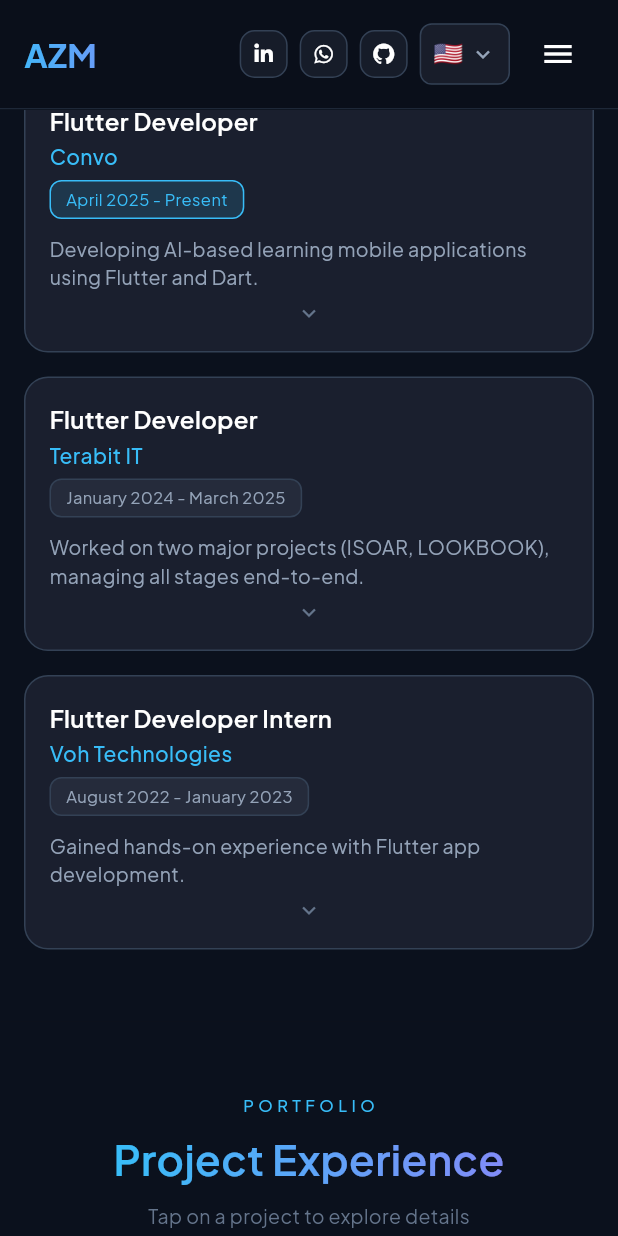
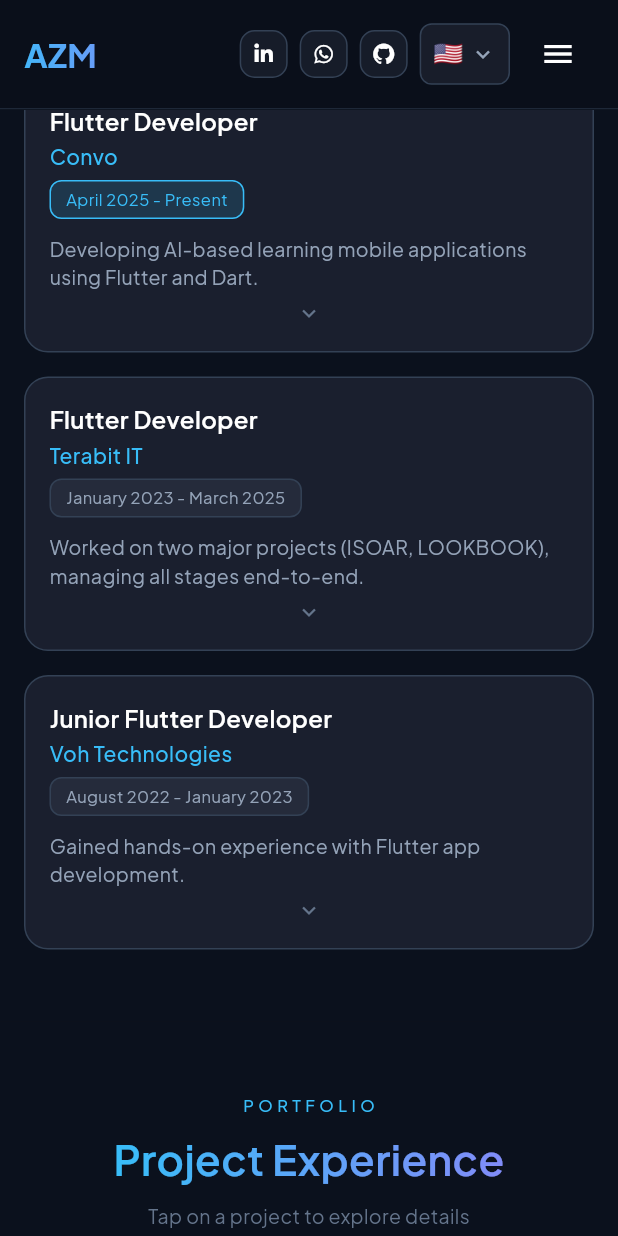
Before and after one commit to Akash-Zaib/akash_portfolio, a Flutter app: the screen it shows after launch, scrolled down 1728 dp, on a phone screen of 412 x 824 dp. Run offline on Flutter 3.47's test engine with Material 3 defaults, Android fonts, the phone set to English and light mode, and no system bars; our stand-ins replace font_awesome_flutter, google_fonts.

Commit message:
pics added

```diff
--- a/lib/config/constants.dart
+++ b/lib/config/constants.dart
@@ -7,7 +7,8 @@ class AppConstants {
   static const String location = 'Islamabad, Pakistan';
 
   // Social Links
-  static const String linkedInUrl = 'https://www.linkedin.com/in/akash-zaib-malik-0a1968248';
+  static const String linkedInUrl =
+      'https://www.linkedin.com/in/akash-zaib-malik-0a1968248';
   static const String githubUrl = 'http://github.com/Akash-Zaib';
   static const String whatsAppNumber = '923056838083';
 
@@ -16,24 +17,30 @@ class AppConstants {
   static const String university = 'Government College University, Faisalabad';
   static const String cgpa = '3.43/4';
 
+  /// Hero / home section profile photo (see `assets/images/`)
+  static const String heroProfileImage = 'assets/images/image.jpg';
+
   // CV URL - Host your CV on Google Drive, Dropbox, or any cloud service
   // To get Google Drive direct link:
   // 1. Upload CV to Google Drive
   // 2. Right-click > Share > Anyone with the link can view
   // 3. Copy link like: https://drive.google.com/file/d/FILE_ID/view?usp=sharing
   // 4. Replace FILE_ID below with your actual file ID
-  static const String cvPath = 'https://drive.google.com/file/d/1fmFOPJvW_3u0TAeNwLaZypcuJBmj17uM/view?usp=sharing';
+  static const String cvPath =
+      'https://drive.google.com/file/d/1fmFOPJvW_3u0TAeNwLaZypcuJBmj17uM/view?usp=sharing';
   static const String cvFileName = 'Akash_Zaib_Malik_CV.pdf';
 
   // Direct download link for CV (for Google Drive, use this format)
   // Replace YOUR_FILE_ID_HERE with actual file ID from Google Drive
-  static const String cvDownloadUrl = 'https://drive.google.com/uc?id=1fmFOPJvW_3u0TAeNwLaZypcuJBmj17uM&export=download';
+  static const String cvDownloadUrl =
+      'https://drive.google.com/uc?id=1fmFOPJvW_3u0TAeNwLaZypcuJBmj17uM&export=download';
 
   // EmailJS Configuration - UPDATE THESE WITH YOUR ACTUAL VALUES
   static const String emailJsServiceId = 'YOUR_SERVICE_ID';
   static const String emailJsTemplateId = 'YOUR_TEMPLATE_ID';
   static const String emailJsPublicKey = 'YOUR_PUBLIC_KEY';
-  static const String emailJsUrl = 'https://api.emailjs.com/api/v1.0/email/send';
+  static const String emailJsUrl =
+      'https://api.emailjs.com/api/v1.0/email/send';
 
   // Skill Tags for Hero Section
   static const List<String> heroTags = [
@@ -41,7 +48,6 @@ class AppConstants {
     'Dart',
     'Firebase',
     'FlutterFlow',
-
   ];
 
   // Responsive Breakpoints
@@ -75,7 +81,8 @@ class AppConstants {
 
 // WhatsApp URL generator
 String getWhatsAppUrl([String? message]) {
-  final defaultMessage = message ?? 'Hello! I found your portfolio and would like to connect.';
+  final defaultMessage =
+      message ?? 'Hello! I found your portfolio and would like to connect.';
   final encodedMessage = Uri.encodeComponent(defaultMessage);
   return 'https://wa.me/${AppConstants.whatsAppNumber}?text=$encodedMessage';
 }
--- a/lib/l10n/app_ar.arb
+++ b/lib/l10n/app_ar.arb
@@ -59,14 +59,14 @@
 
   "expTerabitTitle": "مطور Flutter",
   "expTerabitCompany": "Terabit IT",
-  "expTerabitPeriod": "يناير 2024 - مارس 2025",
+  "expTerabitPeriod": "يناير 2023 - مارس 2025",
   "expTerabitDescription": "عملت على مشروعين رئيسيين (ISOAR، LOOKBOOK).",
   "expTerabitResp1": "طورت تطبيقات Flutter متعددة الأدوار",
   "expTerabitResp2": "نفذت مصادقة Firebase والمراسلة السحابية",
   "expTerabitResp3": "أنشأت تخطيطات متجاوبة وتكيفية",
   "expTerabitResp4": "أنشأت مكونات واجهة مستخدم قابلة لإعادة الاستخدام ونمطية",
 
-  "expVohTitle": "متدرب مطور Flutter",
+  "expVohTitle": "مطور Flutter مبتدئ",
   "expVohCompany": "Voh Technologies",
   "expVohPeriod": "أغسطس 2022 - يناير 2023",
   "expVohDescription": "اكتسبت خبرة عملية في تطوير Flutter.",
--- a/lib/l10n/app_de.arb
+++ b/lib/l10n/app_de.arb
@@ -59,14 +59,14 @@
 
   "expTerabitTitle": "Flutter Entwickler",
   "expTerabitCompany": "Terabit IT",
-  "expTerabitPeriod": "Januar 2024 - März 2025",
+  "expTerabitPeriod": "Januar 2023 - März 2025",
   "expTerabitDescription": "Arbeitete an zwei Hauptprojekten (ISOAR, LOOKBOOK).",
   "expTerabitResp1": "Entwickelte Multi-Rollen Flutter-Anwendungen",
   "expTerabitResp2": "Implementierte Firebase Authentication und Cloud Messaging",
   "expTerabitResp3": "Erstellte responsive und adaptive Layouts",
   "expTerabitResp4": "Erstellte wiederverwendbare und modulare UI-Komponenten",
 
-  "expVohTitle": "Flutter Entwickler Praktikant",
+  "expVohTitle": "Junior Flutter Entwickler",
   "expVohCompany": "Voh Technologies",
   "expVohPeriod": "August 2022 - Januar 2023",
   "expVohDescription": "Sammelte praktische Erfahrung in Flutter-Entwicklung.",
--- a/lib/l10n/app_en.arb
+++ b/lib/l10n/app_en.arb
@@ -59,14 +59,14 @@
 
   "expTerabitTitle": "Flutter Developer",
   "expTerabitCompany": "Terabit IT",
-  "expTerabitPeriod": "January 2024 - March 2025",
+  "expTerabitPeriod": "January 2023 - March 2025",
   "expTerabitDescription": "Worked on two major projects (ISOAR, LOOKBOOK), managing all stages end-to-end.",
   "expTerabitResp1": "Developed multi-role Flutter applications with role-based UI flows",
   "expTerabitResp2": "Implemented Firebase Authentication and Cloud Messaging",
   "expTerabitResp3": "Built responsive and adaptive layouts for multiple devices",
   "expTerabitResp4": "Created reusable and modular UI components",
 
-  "expVohTitle": "Flutter Developer Intern",
+  "expVohTitle": "Junior Flutter Developer",
   "expVohCompany": "Voh Technologies",
   "expVohPeriod": "August 2022 - January 2023",
   "expVohDescription": "Gained hands-on experience with Flutter app development.",
--- a/lib/l10n/app_es.arb
+++ b/lib/l10n/app_es.arb
@@ -59,14 +59,14 @@
 
   "expTerabitTitle": "Desarrollador Flutter",
   "expTerabitCompany": "Terabit IT",
-  "expTerabitPeriod": "Enero 2024 - Marzo 2025",
+  "expTerabitPeriod": "Enero 2023 - Marzo 2025",
   "expTerabitDescription": "Trabajé en dos proyectos principales (ISOAR, LOOKBOOK).",
   "expTerabitResp1": "Desarrollé aplicaciones Flutter multi-rol",
   "expTerabitResp2": "Implementé Firebase Authentication y Cloud Messaging",
   "expTerabitResp3": "Creé layouts responsivos y adaptativos",
   "expTerabitResp4": "Creé componentes UI reutilizables y modulares",
 
-  "expVohTitle": "Pasante Desarrollador Flutter",
+  "expVohTitle": "Desarrollador Flutter Junior",
   "expVohCompany": "Voh Technologies",
   "expVohPeriod": "Agosto 2022 - Enero 2023",
   "expVohDescription": "Adquirí experiencia práctica en desarrollo Flutter.",
--- a/lib/l10n/app_fr.arb
+++ b/lib/l10n/app_fr.arb
@@ -59,14 +59,14 @@
 
   "expTerabitTitle": "Développeur Flutter",
   "expTerabitCompany": "Terabit IT",
-  "expTerabitPeriod": "Janvier 2024 - Mars 2025",
+  "expTerabitPeriod": "Janvier 2023 - Mars 2025",
   "expTerabitDescription": "Travaillé sur deux projets majeurs (ISOAR, LOOKBOOK).",
   "expTerabitResp1": "Développé des applications Flutter multi-rôles",
   "expTerabitResp2": "Implémenté Firebase Authentication et Cloud Messaging",
   "expTerabitResp3": "Créé des layouts responsives et adaptatifs",
   "expTerabitResp4": "Créé des composants UI réutilisables et modulaires",
 
-  "expVohTitle": "Stagiaire Développeur Flutter",
+  "expVohTitle": "Développeur Flutter Junior",
   "expVohCompany": "Voh Technologies",
   "expVohPeriod": "Août 2022 - Janvier 2023",
   "expVohDescription": "Acquis une expérience pratique en développement Flutter.",
--- a/lib/l10n/app_localizations.dart
+++ b/lib/l10n/app_localizations.dart
@@ -445,7 +445,7 @@ abstract class AppLocalizations {
   /// No description provided for @expTerabitPeriod.
   ///
   /// In en, this message translates to:
-  /// **'January 2024 - March 2025'**
+  /// **'January 2023 - March 2025'**
   String get expTerabitPeriod;
 
   /// No description provided for @expTerabitDescription.
@@ -481,7 +481,7 @@ abstract class AppLocalizations {
   /// No description provided for @expVohTitle.
   ///
   /// In en, this message translates to:
-  /// **'Flutter Developer Intern'**
+  /// **'Junior Flutter Developer'**
   String get expVohTitle;
 
   /// No description provided for @expVohCompany.
--- a/lib/l10n/app_localizations_ar.dart
+++ b/lib/l10n/app_localizations_ar.dart
@@ -185,7 +185,7 @@ class AppLocalizationsAr extends AppLocalizations {
   String get expTerabitCompany => 'Terabit IT';
 
   @override
-  String get expTerabitPeriod => 'يناير 2024 - مارس 2025';
+  String get expTerabitPeriod => 'يناير 2023 - مارس 2025';
 
   @override
   String get expTerabitDescription =>
@@ -205,7 +205,7 @@ class AppLocalizationsAr extends AppLocalizations {
       'أنشأت مكونات واجهة مستخدم قابلة لإعادة الاستخدام ونمطية';
 
   @override
-  String get expVohTitle => 'متدرب مطور Flutter';
+  String get expVohTitle => 'مطور Flutter مبتدئ';
 
   @override
   String get expVohCompany => 'Voh Technologies';
--- a/lib/l10n/app_localizations_de.dart
+++ b/lib/l10n/app_localizations_de.dart
@@ -190,7 +190,7 @@ class AppLocalizationsDe extends AppLocalizations {
   String get expTerabitCompany => 'Terabit IT';
 
   @override
-  String get expTerabitPeriod => 'Januar 2024 - März 2025';
+  String get expTerabitPeriod => 'Januar 2023 - März 2025';
 
   @override
   String get expTerabitDescription =>
@@ -211,7 +211,7 @@ class AppLocalizationsDe extends AppLocalizations {
       'Erstellte wiederverwendbare und modulare UI-Komponenten';
 
   @override
-  String get expVohTitle => 'Flutter Entwickler Praktikant';
+  String get expVohTitle => 'Junior Flutter Entwickler';
 
   @override
   String get expVohCompany => 'Voh Technologies';
--- a/lib/l10n/app_localizations_en.dart
+++ b/lib/l10n/app_localizations_en.dart
@@ -190,7 +190,7 @@ class AppLocalizationsEn extends AppLocalizations {
   String get expTerabitCompany => 'Terabit IT';
 
   @override
-  String get expTerabitPeriod => 'January 2024 - March 2025';
+  String get expTerabitPeriod => 'January 2023 - March 2025';
 
   @override
   String get expTerabitDescription =>
@@ -212,7 +212,7 @@ class AppLocalizationsEn extends AppLocalizations {
   String get expTerabitResp4 => 'Created reusable and modular UI components';
 
   @override
-  String get expVohTitle => 'Flutter Developer Intern';
+  String get expVohTitle => 'Junior Flutter Developer';
 
   @override
   String get expVohCompany => 'Voh Technologies';
--- a/lib/l10n/app_localizations_es.dart
+++ b/lib/l10n/app_localizations_es.dart
@@ -191,7 +191,7 @@ class AppLocalizationsEs extends AppLocalizations {
   String get expTerabitCompany => 'Terabit IT';
 
   @override
-  String get expTerabitPeriod => 'Enero 2024 - Marzo 2025';
+  String get expTerabitPeriod => 'Enero 2023 - Marzo 2025';
 
   @override
   String get expTerabitDescription =>
@@ -211,7 +211,7 @@ class AppLocalizationsEs extends AppLocalizations {
   String get expTerabitResp4 => 'Creé componentes UI reutilizables y modulares';
 
   @override
-  String get expVohTitle => 'Pasante Desarrollador Flutter';
+  String get expVohTitle => 'Desarrollador Flutter Junior';
 
   @override
   String get expVohCompany => 'Voh Technologies';
--- a/lib/l10n/app_localizations_fr.dart
+++ b/lib/l10n/app_localizations_fr.dart
@@ -190,7 +190,7 @@ class AppLocalizationsFr extends AppLocalizations {
   String get expTerabitCompany => 'Terabit IT';
 
   @override
-  String get expTerabitPeriod => 'Janvier 2024 - Mars 2025';
+  String get expTerabitPeriod => 'Janvier 2023 - Mars 2025';
 
   @override
   String get expTerabitDescription =>
@@ -212,7 +212,7 @@ class AppLocalizationsFr extends AppLocalizations {
       'Créé des composants UI réutilisables et modulaires';
 
   @override
-  String get expVohTitle => 'Stagiaire Développeur Flutter';
+  String get expVohTitle => 'Développeur Flutter Junior';
 
   @override
   String get expVohCompany => 'Voh Technologies';
--- a/lib/l10n/app_localizations_ur.dart
+++ b/lib/l10n/app_localizations_ur.dart
@@ -189,7 +189,7 @@ class AppLocalizationsUr extends AppLocalizations {
   String get expTerabitCompany => 'Terabit IT';
 
   @override
-  String get expTerabitPeriod => 'جنوری 2024 - مارچ 2025';
+  String get expTerabitPeriod => 'جنوری 2023 - مارچ 2025';
 
   @override
   String get expTerabitDescription =>
@@ -211,7 +211,7 @@ class AppLocalizationsUr extends AppLocalizations {
       'دوبارہ قابل استعمال اور ماڈیولر UI اجزاء بنائے';
 
   @override
-  String get expVohTitle => 'فلٹر ڈویلپر انٹرن';
+  String get expVohTitle => 'جونیئر فلٹر ڈویلپر';
 
   @override
   String get expVohCompany => 'Voh Technologies';
--- a/lib/l10n/app_ur.arb
+++ b/lib/l10n/app_ur.arb
@@ -59,14 +59,14 @@
 
   "expTerabitTitle": "فلٹر ڈویلپر",
   "expTerabitCompany": "Terabit IT",
-  "expTerabitPeriod": "جنوری 2024 - مارچ 2025",
+  "expTerabitPeriod": "جنوری 2023 - مارچ 2025",
   "expTerabitDescription": "دو بڑے پروجیکٹس (ISOAR, LOOKBOOK) پر کام کیا۔",
   "expTerabitResp1": "رول پر مبنی UI فلوز کے ساتھ ملٹی رول فلٹر ایپلیکیشنز تیار کیں",
   "expTerabitResp2": "فائر بیس تصدیق اور کلاؤڈ میسجنگ کو نافذ کیا",
   "expTerabitResp3": "متعدد آلات کے لیے ریسپانسو اور انکولی لے آؤٹس بنائے",
   "expTerabitResp4": "دوبارہ قابل استعمال اور ماڈیولر UI اجزاء بنائے",
 
-  "expVohTitle": "فلٹر ڈویلپر انٹرن",
+  "expVohTitle": "جونیئر فلٹر ڈویلپر",
   "expVohCompany": "Voh Technologies",
   "expVohPeriod": "اگست 2022 - جنوری 2023",
   "expVohDescription": "فلٹر ایپ ڈیولپمنٹ کا عملی تجربہ حاصل کیا۔",
--- a/lib/models/project.dart
+++ b/lib/models/project.dart
@@ -188,6 +188,8 @@ Applied Flutter best practices for widget composition, layout optimization, and
       'Flutter',
       'Dart',
       'GetX',
+      "Animations",
+      "Custom Packages",
       'Clean Architecture',
       'Responsive UI',
     ],
@@ -421,7 +423,7 @@ To improve financial understanding, the application includes charts, summaries,
   // PROJECT 5: FoodieHub - Restaurant App
   // ─────────────────────────────────────────────────────────
   Project(
-    id: 'binance',
+    id: 'bienas',
     title: 'Binance - Distribution Management App',
 
     // 📱 CARD (Main Screen)
@@ -463,8 +465,8 @@ The complete product experience helps improve distribution efficiency, simplifie
       'REST APIs',
       'API Integration',
       'Backend Services',
-      'Role-Based Architecture',
-      'State Management',
+      // 'Role-Based Architecture',
+      // 'State Management',
     ],
 
     features: [
@@ -517,30 +519,82 @@ The complete product experience helps improve distribution efficiency, simplifie
   // PROJECT 9: EduLearn - E-Learning Platform
   // ─────────────────────────────────────────────────────────
   Project(
-    id: 'edulearn',
-    title: 'EduLearn - Online Courses',
+    id: 'docmind',
+    title: 'DocMind - AI Document Processing',
+
+    // 📱 CARD (Main Screen)
     shortDescription:
-        'E-learning platform with video courses and certificates.',
+        'AI-powered document processing app for extracting, organizing, and managing structured data from invoices, receipts, and forms.',
+
+    // 📄 DETAIL PAGE
     fullDescription:
-        '''A feature-rich e-learning platform offering video courses, interactive quizzes, progress tracking, and certificate generation. Supports multiple languages and offline viewing for learning anywhere.
+        '''Developed an AI-powered document processing mobile application designed to simplify the handling of invoices, receipts, forms, and other business documents. The app enables users to upload, scan, and process documents efficiently while converting unstructured content into structured, searchable digital records.
 
-  Built with scalability in mind using BLoC pattern, the app handles thousands of concurrent users while maintaining smooth video playback and instant quiz feedback.''',
+The application supports intelligent document scanning and OCR-based text extraction, allowing users to capture important information directly from physical or digital files. AI-driven processing is used to identify key fields such as names, dates, invoice numbers, totals, and category-specific data, reducing manual entry and improving operational efficiency.
 
-    role: 'Mobile Developer',
+Built with a clean and scalable Flutter architecture, the app provides a smooth document workflow from upload to extraction, review, categorization, and storage. Users can browse processed documents, search records quickly, review extracted fields, and manage document history through an organized and intuitive interface.
 
-    imagePath: 'assets/images/edulearn.png',
-    heroImage: 'assets/images/project_edulearn_hero.png',
-    galleryImages: [],
-    techStack: ['Flutter', 'BLoC', 'AWS', 'Video Player', 'SQLite'],
+The system was designed with a strong focus on usability, structured data handling, and modern mobile UI practices. It is suitable for businesses and teams that need faster document digitization, improved record management, and more reliable processing workflows.''',
+
+    role: 'Flutter Developer',
+    client: 'Enterprise / Business Automation',
+
+    imagePath: 'assets/images/docmind.png',
+    heroImage: 'assets/images/project_docmind_hero.png',
+    galleryImages: [
+      'assets/images/project_docmind_1.png',
+      'assets/images/project_docmind_2.png',
+      'assets/images/project_docmind_3.png',
+    ],
+
+    techStack: [
+      'Flutter',
+      'Dart',
+      'MobX',
+      'REST APIs',
+      'MongoDB',
+      'OCR Integration',
+      'AI API',
+      'Cloud Storage',
+    ],
+
     features: [
-      'Video course streaming',
-      'Interactive quizzes',
-      'Progress tracking',
-      'Certificates generation',
-      'Offline downloads',
+      'Document scanning and upload workflow',
+      'OCR-based text extraction',
+      'AI-powered field detection and processing',
+      'Structured data extraction from invoices and forms',
+      'Searchable document history',
+      'Document categorization and organization',
+      'Review and verification of extracted data',
+      'Responsive and clean mobile UI',
     ],
+
+    responsibilities: [
+      'Developed complete mobile UI using Flutter',
+      'Built document upload and scanning workflows',
+      'Integrated OCR and AI-based extraction features',
+      'Implemented structured document review screens',
+      'Created searchable history and document listing modules',
+      'Connected app screens with backend APIs for processing workflows',
+      'Applied MobX for reactive state management',
+      'Maintained reusable UI components and scalable app structure',
+    ],
+
+    challenges: [
+      'Designing a clean workflow for complex document processing tasks',
+      'Presenting extracted data clearly for user review and verification',
+      'Handling different document formats in a structured way',
+      'Maintaining smooth UI performance during document-heavy operations',
+    ],
+
+    results: [
+      'Delivered a professional AI-based document processing solution',
+      'Improved efficiency in document digitization and structured data handling',
+      'Created a scalable workflow for business document management',
+    ],
+
     accentColor: AppTheme.primaryBlue,
-    icon: Icons.menu_book_rounded,
+    icon: Icons.description_rounded,
   ),
 
   // ─────────────────────────────────────────────────────────
--- a/lib/widgets/hero_section.dart
+++ b/lib/widgets/hero_section.dart
@@ -106,7 +106,7 @@ class _HeroSectionState extends State<HeroSection>
             delay: 0.0,
             child: Center(
               child: ProfilePhotoWidget(
-                imagePath: null, // Add your photo: 'assets/images/your_photo.png'
+                imagePath: AppConstants.heroProfileImage,
                 size: 280,
                 showGlow: true,
               ),
@@ -248,7 +248,7 @@ class _HeroSectionState extends State<HeroSection>
                 _buildAnimatedElement(
                   delay: 0.0,
                   child: ProfilePhotoWidget(
-                    imagePath: null, // Add your photo: 'assets/images/your_photo.png'
+                    imagePath: AppConstants.heroProfileImage,
                     size: photoSize,
                     showGlow: true,
                   ),
--- a/lib/widgets/projects_section.dart
+++ b/lib/widgets/projects_section.dart
@@ -137,21 +137,33 @@ class _ProjectsSectionState extends State<ProjectsSection>
         final availableWidth = constraints.maxWidth;
         final totalSpacing = spacing * (crossAxisCount - 1);
 
-        // Cards expand to fill available space evenly
         final cardWidth = (availableWidth - totalSpacing) / crossAxisCount;
 
-        return Wrap(
-          spacing: spacing,
-          runSpacing: spacing,
-          alignment: WrapAlignment.start, // Align to start for better layout
-          children: portfolioProjects.asMap().entries.map((entry) {
-            final index = entry.key;
-            final project = entry.value;
+        // Same pixel height for every card in the grid; scales slightly with text size.
+        final double baseCardHeight = isMobile
+            ? 480
+            : (crossAxisCount <= 2 ? 500 : 520);
+        final textFactor = MediaQuery.textScalerOf(context).scale(1.0);
+        final cardTargetHeight =
+            baseCardHeight * textFactor.clamp(0.85, 1.35);
+
+        final childAspectRatio = cardWidth / cardTargetHeight;
+
+        return GridView.builder(
+          shrinkWrap: true,
+          physics: const NeverScrollableScrollPhysics(),
+          padding: EdgeInsets.zero,
+          gridDelegate: SliverGridDelegateWithFixedCrossAxisCount(
+            crossAxisCount: crossAxisCount,
+            crossAxisSpacing: spacing,
+            mainAxisSpacing: spacing,
+            childAspectRatio: childAspectRatio,
+          ),
+          itemCount: portfolioProjects.length,
+          itemBuilder: (context, index) {
+            final project = portfolioProjects[index];
             return AnimatedEntrance(
               delay: Duration(milliseconds: 100 + (index * 60)),
-              child: SizedBox(
-                key: ValueKey(project.id),
-                width: isMobile ? availableWidth : cardWidth,
               child: _ProjectCard(
                 key: ValueKey('card_${project.id}'),
                 project: project,
@@ -160,9 +172,8 @@ class _ProjectsSectionState extends State<ProjectsSection>
                 animationController: _entranceController,
                 index: index,
               ),
-              ),
             );
-          }).toList(),
+          },
         );
       },
     );
@@ -237,9 +248,10 @@ class _ProjectCardState extends State<_ProjectCard> {
         onTapCancel: () => setState(() => _isPressed = false),
         child: AnimatedContainer(
           duration: AppTheme.quickAnimation,
-          transform: Matrix4.identity()..scale(scale),
+          transform: Matrix4.diagonal3Values(scale, scale, 1.0),
           transformAlignment: Alignment.center,
           child: Container(
+            clipBehavior: Clip.antiAlias,
             decoration: BoxDecoration(
               color: AppTheme.cardBackground,
               borderRadius: BorderRadius.circular(AppConstants.radiusXL),
@@ -267,20 +279,15 @@ class _ProjectCardState extends State<_ProjectCard> {
                     ],
             ),
             child: Column(
-              crossAxisAlignment: CrossAxisAlignment.start,
-              mainAxisSize: MainAxisSize.min,
+              crossAxisAlignment: CrossAxisAlignment.stretch,
               children: [
-                // Project Image/Icon Header
                 _buildHeader(projectColor),
-
-                // Project Info
-                Padding(
+                Expanded(
+                  child: Padding(
                     padding: EdgeInsets.all(widget.isMobile ? 16 : 20),
                     child: Column(
                       crossAxisAlignment: CrossAxisAlignment.start,
-                    mainAxisSize: MainAxisSize.min,
                       children: [
-                      // Title
                         Text(
                           widget.project.title,
                           style: AppTheme.titleLarge.copyWith(
@@ -290,10 +297,7 @@ class _ProjectCardState extends State<_ProjectCard> {
                           maxLines: 2,
                           overflow: TextOverflow.ellipsis,
                         ),
-
                         SizedBox(height: widget.isMobile ? 8 : 10),
-
-                      // Description
                         Text(
                           widget.project.description,
                           style: AppTheme.bodyMedium.copyWith(
@@ -304,23 +308,27 @@ class _ProjectCardState extends State<_ProjectCard> {
                           maxLines: 3,
                           overflow: TextOverflow.ellipsis,
                         ),
-
                         SizedBox(height: widget.isMobile ? 14 : 18),
-
-                      // Tech Stack
-                      Wrap(
+                        Expanded(
+                          child: SingleChildScrollView(
+                            primary: false,
+                            physics: const ClampingScrollPhysics(),
+                            child: Wrap(
                               spacing: 6,
                               runSpacing: 6,
-                        children: widget.project.techStack.take(4).map((tech) {
-                          return _TechTag(label: tech, color: projectColor);
+                              children: widget.project.techStack.map((tech) {
+                                return _TechTag(
+                                  label: tech,
+                                  color: projectColor,
+                                );
                               }).toList(),
                             ),
-
+                          ),
+                        ),
                         SizedBox(height: widget.isMobile ? 14 : 18),
-
-                      // View Project CTA
                         _buildCTA(projectColor),
                       ],
+                    ),
                   ),
                 ),
               ],
```
Also changed, not shown: lib/widgets/about_section.dart (+16 -16 lines), assets/images/image.jpg (added), assets/images/personalImage.jpeg (added). Lines whose indentation alone changed are shown as unchanged.
